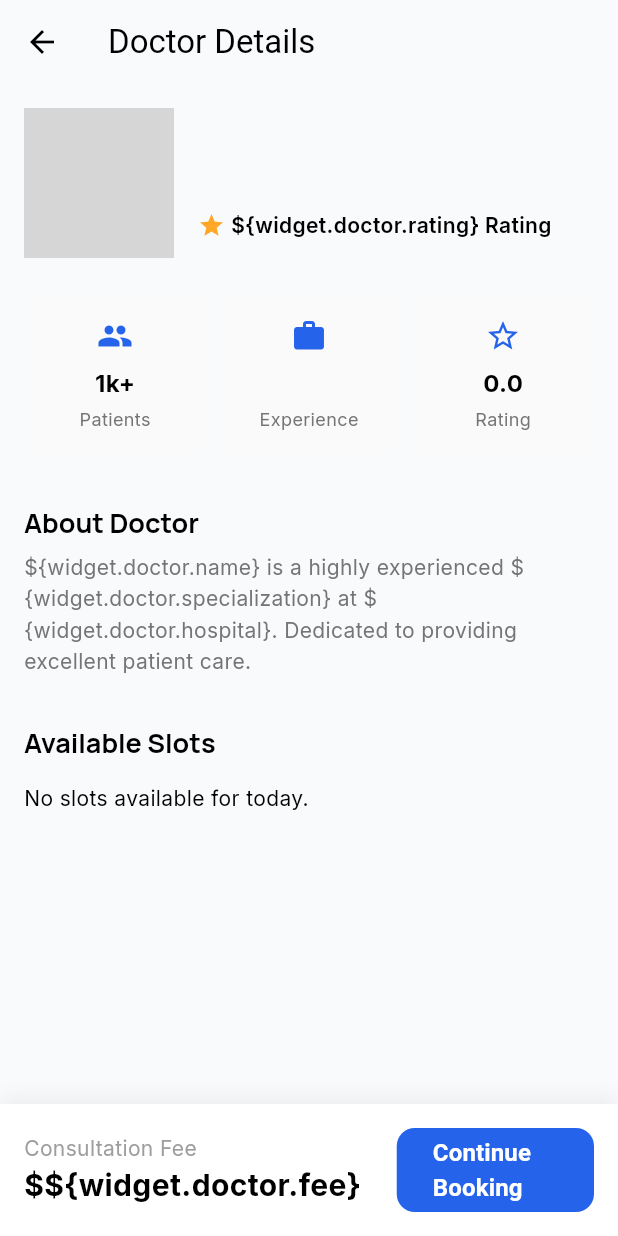
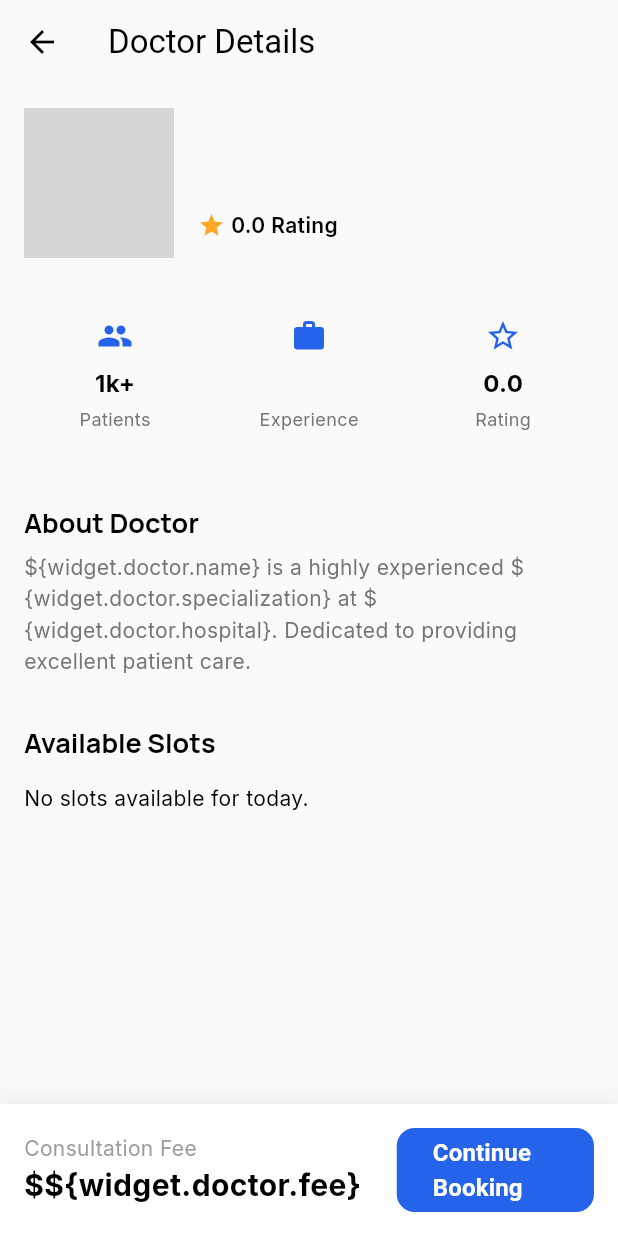
Before and after one commit to nilenjay/Healora, a Flutter app: the DoctorDetailScreen screen opened directly with empty values, on a phone screen of 412 x 824 dp. Run offline on Flutter 3.47's test engine with Material 3 defaults, Android fonts, the phone set to English and light mode, and no system bars; our stand-ins replace equatable, flutter_bloc, go_router, google_fonts, shared_preferences; accounts and stored records are empty; grey boxes are pictures that could not be loaded.

Commit message:
Added minor images and logo

```diff
--- a/lib/core/constants/app_assets.dart
+++ b/lib/core/constants/app_assets.dart
@@ -2,5 +2,5 @@ class AppAssets {
   static const String imagePath = 'assets/images';
 
   static const String doctorPlaceholder = '$imagePath/doctor_placeholder.png';
-  static const String logo = '$imagePath/logo.png';
+  static const String logo = '$imagePath/logo.jpg';
 }
--- a/lib/features/doctors/data/repositories/local_doctor_repository.dart
+++ b/lib/features/doctors/data/repositories/local_doctor_repository.dart
@@ -16,7 +16,7 @@ class LocalDoctorRepository implements DoctorRepository {
       "experience": "15+ Years",
       "rating": 4.9,
       "fee": 150,
-      "imageUrl": "assets/images/doctor_placeholder.png",
+      "imageUrl": "assets/images/male_doctor1.png",
       "availableSlots": ["09:00 AM", "10:30 AM", "02:00 PM"]
     },
     {
@@ -27,7 +27,7 @@ class LocalDoctorRepository implements DoctorRepository {
       "experience": "10+ Years",
       "rating": 4.8,
       "fee": 120,
-      "imageUrl": "assets/images/doctor_placeholder.png",
+      "imageUrl": "assets/images/female_doctor1.png",
       "availableSlots": ["11:00 AM", "01:00 PM", "04:30 PM"]
     },
     {
@@ -38,7 +38,7 @@ class LocalDoctorRepository implements DoctorRepository {
       "experience": "12+ Years",
       "rating": 4.7,
       "fee": 200,
-      "imageUrl": "assets/images/doctor_placeholder.png",
+      "imageUrl": "assets/images/female_doctor2.png",
       "availableSlots": ["08:30 AM", "03:00 PM"]
     },
     {
@@ -49,7 +49,7 @@ class LocalDoctorRepository implements DoctorRepository {
       "experience": "8+ Years",
       "rating": 4.6,
       "fee": 90,
-      "imageUrl": "assets/images/doctor_placeholder.png",
+      "imageUrl": "assets/images/male_doctor2.png",
       "availableSlots": ["10:00 AM", "12:00 PM", "05:00 PM"]
     }
   ]
--- a/lib/features/doctors/presentation/pages/doctor_detail_screen.dart
+++ b/lib/features/doctors/presentation/pages/doctor_detail_screen.dart
@@ -75,7 +75,7 @@ class _DoctorDetailScreenState extends State<DoctorDetailScreen> {
                         children: [
                           Icon(Icons.star, color: Colors.orange.shade400, size: 18),
                           const SizedBox(width: 4),
-                          Text('\${widget.doctor.rating} Rating', style: const TextStyle(fontWeight: FontWeight.w600)),
+                          Text('${widget.doctor.rating} Rating', style: const TextStyle(fontWeight: FontWeight.w600)),
                         ],
                       ),
                     ],
```
Also changed, not shown: lib/features/auth/presentation/pages/login_screen.dart (+10 -7 lines), lib/features/auth/presentation/pages/signup_screen.dart (+10 -7 lines), lib/features/home/presentation/pages/splash_screen.dart (+9 -4 lines), assets/images/female_doctor1.png (added), assets/images/female_doctor2.png (added), assets/images/logo.jpg (renamed from assets/images/Healora Logo (1).jpg), assets/images/male_doctor1.png (added), assets/images/male_doctor2.png (added).
